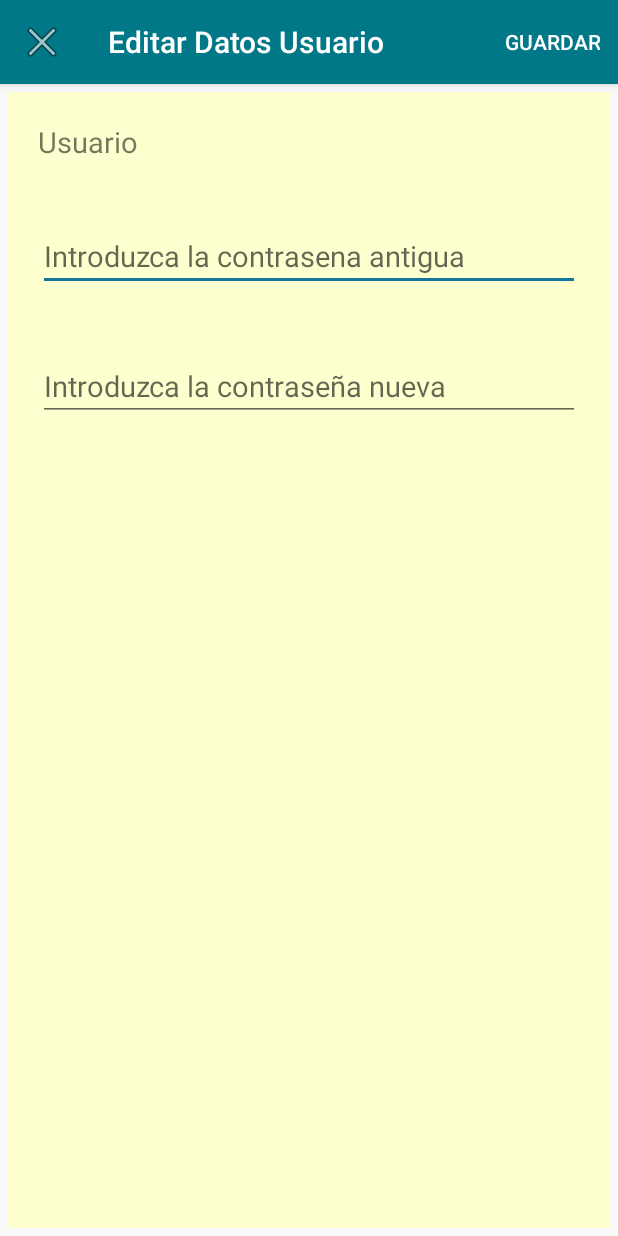
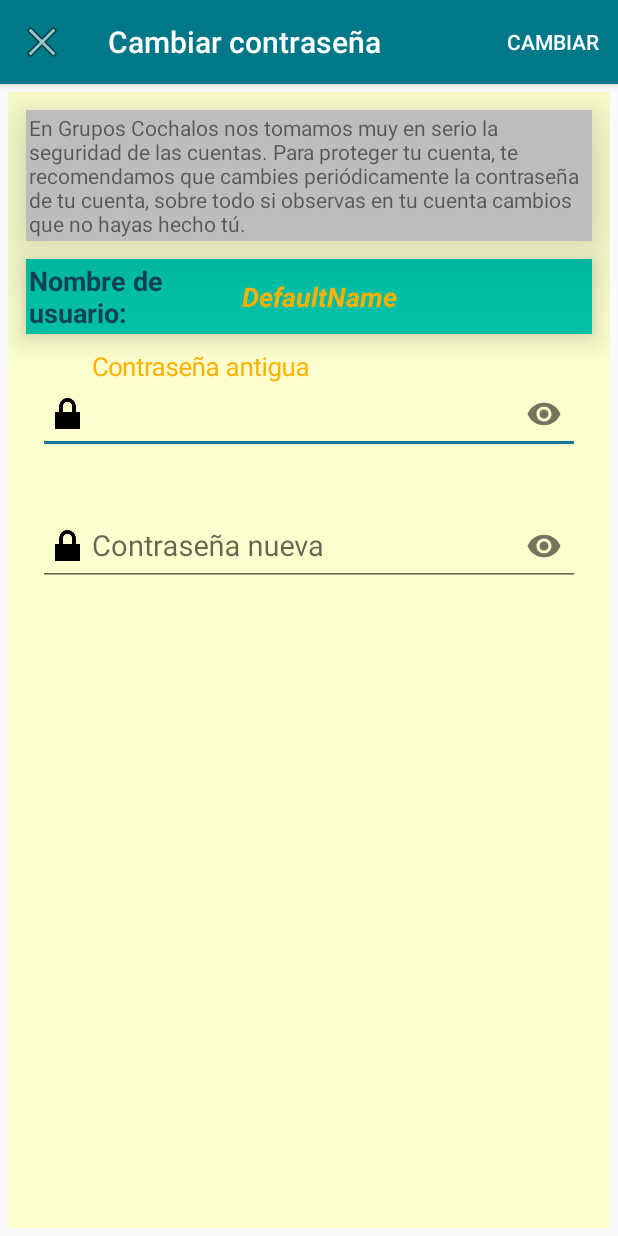
Before and after one commit to EdwinBustamante/gruposcochalosphp, an Android app: the EditUsuario screen opened directly, with no data from a screen before it, on a phone screen of 412 x 824 dp. Run offline under Robolectric (Android 15) with nearby library versions, the phone set to English and light mode, and no system bars; our stand-ins replace Volley.

```diff
--- a/app/src/main/java/com/edwinbustamante/gruposcochalos/CuentaUsuarioArchivos/EditUsuario.java
+++ b/app/src/main/java/com/edwinbustamante/gruposcochalos/CuentaUsuarioArchivos/EditUsuario.java
@@ -1,18 +1,50 @@
 package com.edwinbustamante.gruposcochalos.CuentaUsuarioArchivos;
 
+import android.app.AlertDialog;
+import android.app.ProgressDialog;
+import android.content.Context;
+import android.content.DialogInterface;
+import android.content.SharedPreferences;
+import android.os.Build;
 import android.support.v7.app.AppCompatActivity;
 import android.os.Bundle;
 import android.support.v7.widget.Toolbar;
+import android.text.Editable;
+import android.text.TextUtils;
+import android.text.TextWatcher;
 import android.view.Menu;
 import android.view.MenuItem;
 import android.widget.EditText;
+import android.widget.TextView;
 import android.widget.Toast;
 
+import com.android.volley.Request;
+import com.android.volley.RequestQueue;
+import com.android.volley.Response;
+import com.android.volley.VolleyError;
+import com.android.volley.toolbox.JsonObjectRequest;
+import com.android.volley.toolbox.Volley;
+import com.edwinbustamante.gruposcochalos.Objetos.Constantes;
 import com.edwinbustamante.gruposcochalos.R;
 
-public class EditUsuario extends AppCompatActivity {
+import org.json.JSONArray;
+import org.json.JSONException;
+import org.json.JSONObject;
 
-    private EditText editTextContraseniaEdit;
+import java.util.regex.Matcher;
+import java.util.regex.Pattern;
+
+public class EditUsuario extends AppCompatActivity implements Response.Listener<JSONObject>, Response.ErrorListener {
+    private TextView texViewNombreUsuario;
+    private EditText editTextContraseniaAntigua, editTextContraseniaNueva;
+    private String idUsuario;
+    private String Usuario;
+    private String FileName = "myUserId";
+    private String FileNameUsuario = "usuario";
+    private ProgressDialog mProgress;
+    RequestQueue requestQueue;
+    JsonObjectRequest jsonObjectReques;
+
 
     @Override
     protected void onCreate(Bundle savedInstanceState) {
@@ -20,15 +52,77 @@ public class EditUsuario extends AppCompatActivity {
         setContentView(R.layout.activity_edit_usuario);
         Bundle textoInformacion = this.getIntent().getExtras();
         Toolbar toolbar = (Toolbar) findViewById(R.id.toolbar);
-        toolbar.setTitle("Editar Datos Usuario");
+        toolbar.setTitle("Cambiar contraseña");
         setSupportActionBar(toolbar);
         getSupportActionBar().setHomeButtonEnabled(true);
         getSupportActionBar().setDisplayHomeAsUpEnabled(true);
         getSupportActionBar().setHomeAsUpIndicator(android.R.drawable.ic_menu_close_clear_cancel);
-        editTextContraseniaEdit = (EditText) findViewById(R.id.editContraseniaAntigua);
-        editTextContraseniaEdit.setText(textoInformacion.getString("usuario"));
-        editTextContraseniaEdit.setSelection(textoInformacion.getString("usuario").toString().length());
+        String defaultValue = "DefaultName";
+        SharedPreferences sharedPreferences = getSharedPreferences(FileName, Context.MODE_PRIVATE);
+        idUsuario = sharedPreferences.getString("idusuario", defaultValue);
+        SharedPreferences sharedPreference = getSharedPreferences(FileNameUsuario, Context.MODE_PRIVATE);
+        Usuario = sharedPreference.getString("usuario", defaultValue);
 
+        requestQueue = Volley.newRequestQueue(getApplicationContext());
+        texViewNombreUsuario = (TextView) findViewById(R.id.texViewNombreUsuario);
+        texViewNombreUsuario.setText(Usuario);
+        mProgress = new ProgressDialog(this);
+
+        editTextContraseniaAntigua = (EditText) findViewById(R.id.editTexContraseniaAntigua);
+        editTextContraseniaNueva = (EditText) findViewById(R.id.editTexContraseniaNueva);
+        editTextContraseniaAntigua.addTextChangedListener(new TextWatcher() {
+            @Override
+            public void beforeTextChanged(CharSequence s, int start, int count, int after) {
+
+            }
+
+            @Override
+            public void onTextChanged(CharSequence s, int start, int before, int count) {
+
+            }
+
+            @Override
+            public void afterTextChanged(Editable s) {
+                String tiempoRealContraseniaAntigua = String.valueOf(s);
+                if (!validarPassword(tiempoRealContraseniaAntigua)) {
+                    editTextContraseniaAntigua.setError("Espacios no permitido");
+                }
+            }
+        });
+        editTextContraseniaNueva.addTextChangedListener(new TextWatcher() {
+            @Override
+            public void beforeTextChanged(CharSequence s, int start, int count, int after) {
+
+            }
+
+            @Override
+            public void onTextChanged(CharSequence s, int start, int before, int count) {
+
+            }
+
+            @Override
+            public void afterTextChanged(Editable s) {
+                String tiempoRealContraseniaNueva = String.valueOf(s);
+                if (!validarPassword(tiempoRealContraseniaNueva)) {
+                    editTextContraseniaNueva.setError("Espacios no permitido");
+                }
+            }
+        });
+
+    }
+
+    public boolean validarPassword(String cadena) {
+        Pattern pat = Pattern.compile("[a-zA-Z0-9]+");
+        Matcher mat = pat.matcher(cadena);
+        return mat.matches();
+    }
+
+    private void cargarWebService() {
+        // String url = "http://192.168.43.219/gruposcochalos/registro.php?nombre=" + nombreGrupoRegistro.getText().toString() + "&user=" + nombreUsuario.getText().toString() + "&pwd=" + pasRegistro1.getText().toString();
+        String url = Constantes.IP_SERVIDOR + "gruposcochalos/cambiarcontrasenia.php?idusuario=" + idUsuario.toString() + "&pwda=" + editTextContraseniaAntigua.getText().toString() + "&pwdn=" + editTextContraseniaNueva.getText().toString();
+        url = url.replace(" ", "%20");
+        jsonObjectReques = new JsonObjectRequest(Request.Method.GET, url, null, this, this);//realiza el llamado ala url
+        requestQueue.add(jsonObjectReques);
     }
 
 
@@ -49,8 +143,7 @@ public class EditUsuario extends AppCompatActivity {
         switch (item.getItemId()) {
 
             case R.id.guardarContrasenia:
-
-                Toast.makeText(this, editTextContraseniaEdit.getText().toString(), Toast.LENGTH_SHORT).show();
+                startCambiarContrasenias();
 
                 break;
 
@@ -63,4 +156,93 @@ public class EditUsuario extends AppCompatActivity {
 
         return true;
     }
+
+    private void startCambiarContrasenias() {
+        final String pwd1 = editTextContraseniaAntigua.getText().toString().trim();
+        final String pwd2 = editTextContraseniaNueva.getText().toString().trim();
+        if (!TextUtils.isEmpty(pwd1) && !TextUtils.isEmpty(pwd2)) {
+            if (pwd1.length() > 6) {
+                if (pwd2.length() > 6) {
+                    if (validarPassword(pwd1) && validarPassword(pwd2)) {
+
+                        if (pwd1.equals(pwd2)) {
+
+                            editTextContraseniaNueva.setError("La contraseña deber ser distinta a la antigua");
+                        } else {
+
+                            AlertDialog.Builder alertDialog = new AlertDialog.Builder(this);
+                            alertDialog.setTitle("Es correcto la contraseña nueva..?");
+                                                        alertDialog.setMessage(editTextContraseniaNueva.getText().toString());
+                            alertDialog.setPositiveButton("Correcto", new DialogInterface.OnClickListener() {
+                                @Override
+                                public void onClick(DialogInterface dialog, int which) {
+                                    mProgress.setMessage("Cambiando Contraseña, espere un momento por favor...");
+                                    mProgress.show();//lanzamos el progres Dialog
+
+                                   cargarWebService();
+                                }
+                            }).setNegativeButton("Incorrecto", new DialogInterface.OnClickListener() {
+                                @Override
+                                public void onClick(DialogInterface dialog, int which) {
+                                    dialog.dismiss();
+                                }
+                            });
+                            AlertDialog cambiarContrasenia = alertDialog.create();
+                            cambiarContrasenia.show();
+
+                        }
+                    }
+                } else {
+                    editTextContraseniaNueva.setError("La contraseña deber ser mayor a 6 Caracteres");
+                }
+            } else {
+                editTextContraseniaAntigua.setError("La contraseña deber ser mayor a 6 Caracteres");
+            }
+        } else {
+            if (TextUtils.isEmpty(pwd1)) {
+                editTextContraseniaAntigua.setError("El campo esta vacio");
+            }
+            if (TextUtils.isEmpty(pwd2)) {
+                editTextContraseniaNueva.setError("El campo esta vacio");
+            }
+            Toast.makeText(this, "Debe llenar todos los campos de manera obligatoria", Toast.LENGTH_SHORT).show();
+        }
+    }
+
+
+    @Override
+    public void onErrorResponse(VolleyError error) {
+        Toast.makeText(this, "No se pudo registrar, fallo la conexion al servidor ", Toast.LENGTH_SHORT).show();
+        mProgress.dismiss();
+
+    }
+
+    @Override
+    public void onResponse(JSONObject response) {
+        JSONArray jsonArray = response.optJSONArray("usuariodatos");//datos esta en el php
+        JSONObject jsonObject = null;
+        try {
+            jsonObject = jsonArray.getJSONObject(0);
+            if (jsonObject.optString("respuesta").equals("contrasenia antigua incorrecta")) {
+                mProgress.dismiss();
+                editTextContraseniaAntigua.setError("Contraseña antigua incorrecta ");
+            } else {
+                if (jsonObject.optString("respuesta").equals("la contrasenia fue cambiada exitosamente")) {
+                    mProgress.dismiss();
+                    finish();
+                    Toast.makeText(this, "La contraseña fue cambiada exitosamente", Toast.LENGTH_SHORT).show();
+                } else {
+                    mProgress.dismiss();
+                    Toast.makeText(this, "Ocurrio un error inesperado al cambiar la contraseña intente nuevamente", Toast.LENGTH_SHORT).show();
+                }
+
+            }
+
+        } catch (JSONException e) {
+
+            e.printStackTrace();
+        }
+
+        mProgress.dismiss();
+    }
 }
--- a/app/src/main/java/com/edwinbustamante/gruposcochalos/Objetos/Constantes.java
+++ b/app/src/main/java/com/edwinbustamante/gruposcochalos/Objetos/Constantes.java
@@ -5,6 +5,6 @@ package com.edwinbustamante.gruposcochalos.Objetos;
  */
 
 public class Constantes {
-    final public static String IP_SERVIDOR="http://192.168.1.15/";
+    final public static String IP_SERVIDOR="http://192.168.43.219/";
 
 }
--- a/app/src/main/res/layout/activity_edit_usuario.xml
+++ b/app/src/main/res/layout/activity_edit_usuario.xml
@@ -34,31 +34,89 @@
         <TextView
             android:layout_width="match_parent"
             android:layout_height="wrap_content"
-            android:layout_margin="20dp"
+            android:layout_margin="12dp"
+            android:background="@color/grey_400"
+            android:elevation="25dp"
+            android:padding="2dp"
+            android:text="@string/mensaje_cambio_contracenia" />
+
+        <LinearLayout
+            android:layout_width="match_parent"
+            android:layout_height="wrap_content"
+            android:layout_marginBottom="12dp"
+            android:layout_marginLeft="12dp"
+            android:layout_marginRight="12dp"
+            android:layout_marginTop="0dp"
+            android:background="@color/teal_A700"
+            android:elevation="12dp"
+            android:orientation="horizontal"
+            android:weightSum="8">
+
+            <TextView
+
+                android:layout_width="match_parent"
+                android:layout_height="wrap_content"
+                android:layout_margin="2dp"
+                android:layout_weight="5"
+                android:gravity="center_vertical"
+                android:text="Nombre de usuario:"
+                android:textColor="@color/colorPrimaryDark"
+                android:textSize="18sp"
+                android:textStyle="bold" />
+
+            <TextView
+                android:id="@+id/texViewNombreUsuario"
+                android:layout_width="match_parent"
+                android:layout_height="wrap_content"
+                android:layout_gravity="center_vertical"
+                android:layout_margin="2dp"
+                android:layout_weight="3"
                 android:text="Usuario"
-            android:textSize="19sp" />
+                android:textColor="@color/yello"
+                android:textSize="18sp"
+                android:textStyle="bold|italic" />
+
+        </LinearLayout>
+
+        <android.support.design.widget.TextInputLayout
+            android:layout_width="match_parent"
+            android:layout_height="wrap_content"
+            app:hintTextAppearance="@style/FloatingLabelCambiar"
+            app:passwordToggleEnabled="true">
 
             <EditText
-            android:id="@+id/editContraseniaAntigua"
+                android:id="@+id/editTexContraseniaAntigua"
                 android:layout_width="match_parent"
                 android:layout_height="wrap_content"
                 android:layout_margin="20dp"
-            android:hint="Introduzca la contrasena antigua"
+                android:drawableStart="@drawable/ic_action_lock_closed"
+                android:hint="Contraseña antigua"
+                android:inputType="textPassword"
                 android:maxLength="50"
                 android:maxLines="1"
                 android:singleLine="true"
                 android:textSize="19sp" />
+        </android.support.design.widget.TextInputLayout>
+
+        <android.support.design.widget.TextInputLayout
+            android:layout_width="match_parent"
+            android:layout_height="wrap_content"
+            app:hintTextAppearance="@style/FloatingLabelCambiar"
+            app:passwordToggleEnabled="true">
 
             <EditText
-            android:id="@+id/editContraseniaNueva"
+                android:id="@+id/editTexContraseniaNueva"
                 android:layout_width="match_parent"
                 android:layout_height="wrap_content"
                 android:layout_margin="20dp"
-            android:hint="Introduzca la contraseña nueva"
+                android:drawableStart="@drawable/ic_action_lock_closed"
+                android:hint="Contraseña nueva"
+                android:inputType="textPassword"
                 android:maxLength="50"
                 android:maxLines="1"
                 android:singleLine="true"
                 android:textSize="19sp" />
+        </android.support.design.widget.TextInputLayout>
 
     </LinearLayout>
 
--- a/app/src/main/res/layout/activity_publicar.xml
+++ b/app/src/main/res/layout/activity_publicar.xml
@@ -79,7 +79,7 @@
                     android:orientation="vertical">
 
                     <EditText
-                        android:id="@+id/editTextContraseniaEdit"
+                        android:id="@+id/editTextPublicacionPrevio"
                         android:layout_width="match_parent"
                         android:layout_height="wrap_content"
                         android:background="@color/fondo_editTex_Publicar"
--- a/app/src/main/res/menu/guardar_contrasenia.xml
+++ b/app/src/main/res/menu/guardar_contrasenia.xml
@@ -6,7 +6,7 @@
 
         android:id="@+id/guardarContrasenia"
         android:orderInCategory="100"
-        android:title="Guardar"
+        android:title="CAMBIAR"
         app:showAsAction="always|withText" />
 
 </menu>
--- a/app/src/main/res/values/colors.xml
+++ b/app/src/main/res/values/colors.xml
@@ -29,6 +29,8 @@
     <color name="publicar">#FF208098</color>
     <color name="cardview_color_publicaciones">#FFFDFFCE</color>
     <color name="fondo_editTex_Publicar">#FFADD7C9</color>
-
+    <color name="blue_300">#64B5F6</color>
+    <color name="teal_A700">#00BFA5</color>
+    <color name="grey_400">#BDBDBD</color>
 
 </resources>
--- a/app/src/main/res/values/strings.xml
+++ b/app/src/main/res/values/strings.xml
@@ -25,6 +25,9 @@
     <string name="title_activity_edit_main_cuenta">Editar Perfil</string>
     <string name="title_activity_ful_imagen">FulImagen</string>
     <string name="title_activity_user_cuenta">UserCuenta</string>
+    <string name="mensaje_cambio_contracenia">En Grupos Cochalos nos tomamos muy en serio la seguridad de las cuentas.
+                                        Para proteger tu cuenta, te recomendamos que cambies periódicamente la contraseña de tu cuenta,
+        sobre todo si observas en tu cuenta cambios que no hayas hecho tú.</string>
     <string name="large_text">
         "Material is the metaphor.\n\n"
 
--- a/app/src/main/res/values/styles.xml
+++ b/app/src/main/res/values/styles.xml
@@ -47,5 +47,9 @@
         <item name="android:textColor">@color/blanco</item>
         <item name="android:textSize">17dp</item>
     </style>
+    <style name="FloatingLabelCambiar" parent="@android:style/TextAppearance">
+        <item name="android:textColor">@color/yello</item>
+        <item name="android:textSize">17dp</item>
+    </style>
 
 </resources>
```
Also changed, not shown: app/src/main/java/com/edwinbustamante/gruposcochalos/CuentaUsuarioArchivos/InformacionProfileFragment.java (+9 -2 lines), app/src/main/java/com/edwinbustamante/gruposcochalos/CuentaUsuarioArchivos/Publicar.java (+92 -15 lines), app/src/main/java/com/edwinbustamante/gruposcochalos/ImagenFull/FulImagen.java (+72 -5 lines), app/src/main/java/com/edwinbustamante/gruposcochalos/LoginActivity.java (+12 -3 lines). Lines whose indentation alone changed are shown as unchanged.
